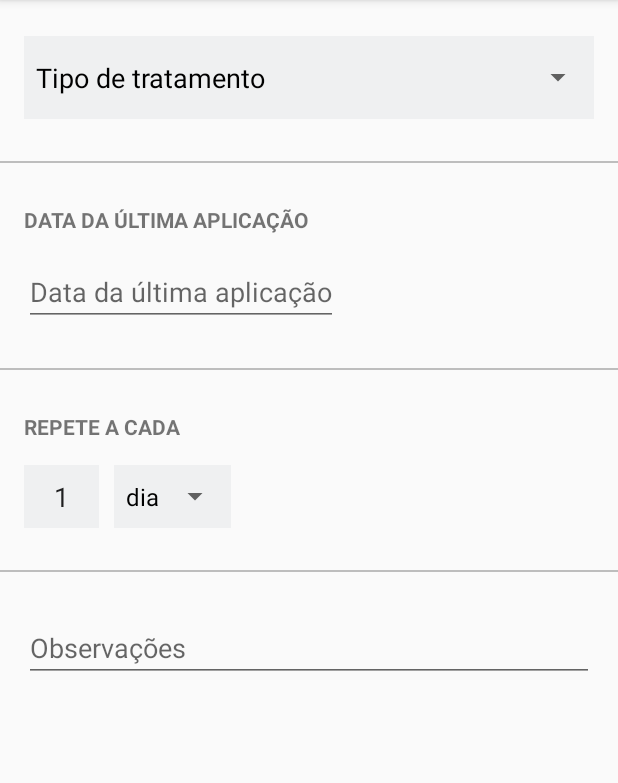
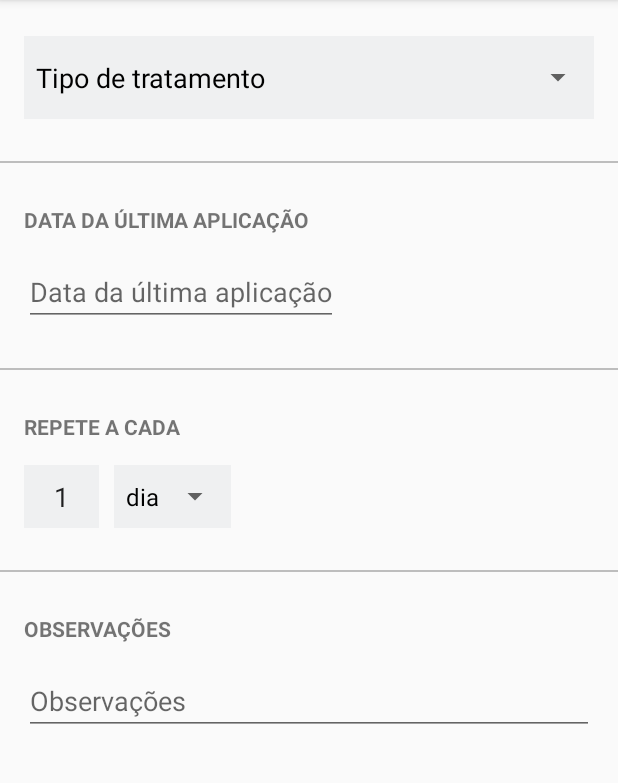
Before and after one commit to victoriatanaka/hairschedule, an Android app: the NewTreatmentActivity screen opened directly, with no data from a screen before it, on a phone screen of 412 x 824 dp, the part 84-867 px from its top. Run offline under Robolectric (Android 15) with nearby library versions, the phone set to English and light mode, and no system bars.

Commit message:
observation field with title + change visibility

```diff
--- a/app/src/main/java/com/example/cronogramacapilar/activities/TreatmentActivity.java
+++ b/app/src/main/java/com/example/cronogramacapilar/activities/TreatmentActivity.java
@@ -7,6 +7,7 @@ import android.content.Intent;
 import android.os.Bundle;
 import android.view.Menu;
 import android.view.MenuItem;
+import android.view.View;
 import android.widget.ImageView;
 import android.widget.TextView;
 
@@ -77,7 +78,10 @@ public class TreatmentActivity extends AppCompatActivity {
         nextDateView.setText(formatter.format(treatment.nextDate));
         lastDateView.setText(formatter.format(treatment.lastDate));
         frequencyView.setText(String.format(Locale.getDefault(), "%d %s", treatment.repeats, treatment.repeatsUnit));
-        observationsView.setText(treatment.observations);
+        if (!treatment.observations.isEmpty()) {
+            findViewById(R.id.observations_title).setVisibility(View.VISIBLE);
+            observationsView.setText(treatment.observations);
+        }
         return null;
     }
 
--- a/app/src/main/res/layout/activity_new_treatment.xml
+++ b/app/src/main/res/layout/activity_new_treatment.xml
@@ -111,6 +111,16 @@
         android:layout_height="1dp"
         android:background="@color/divider" />
 
+    <TextView
+        android:layout_marginBottom="8dp"
+        android:layout_marginTop="8dp"
+        android:layout_marginHorizontal="16dp"
+        android:layout_width="wrap_content"
+        android:layout_height="wrap_content"
+        android:text="@string/observations"
+        android:textAllCaps="true"
+        android:textStyle="bold" />
+
     <EditText
         android:layout_marginBottom="8dp"
         android:layout_marginTop="8dp"
--- a/app/src/main/res/layout/activity_treatment.xml
+++ b/app/src/main/res/layout/activity_treatment.xml
@@ -151,7 +151,9 @@
         android:layout_marginBottom="8dp"
         android:layout_width="wrap_content"
         android:layout_height="wrap_content"
-        android:text="Observações:"
+        android:text="@string/observations"
+        android:visibility="gone"
+        android:id="@+id/observations_title"
         android:textAllCaps="true"
         android:textStyle="bold" />
 
```
